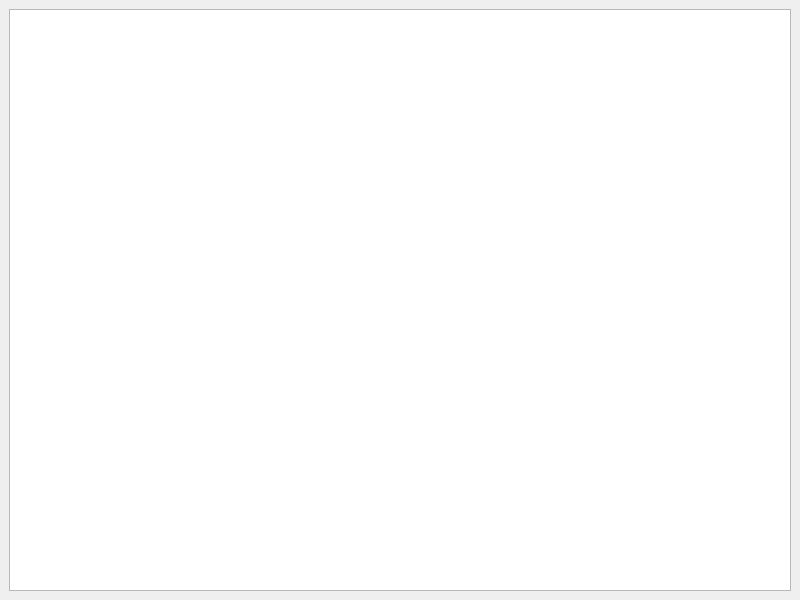
Old version of the form mainwindow.ui in the repository AndreiDuvakin/SnakeQt.
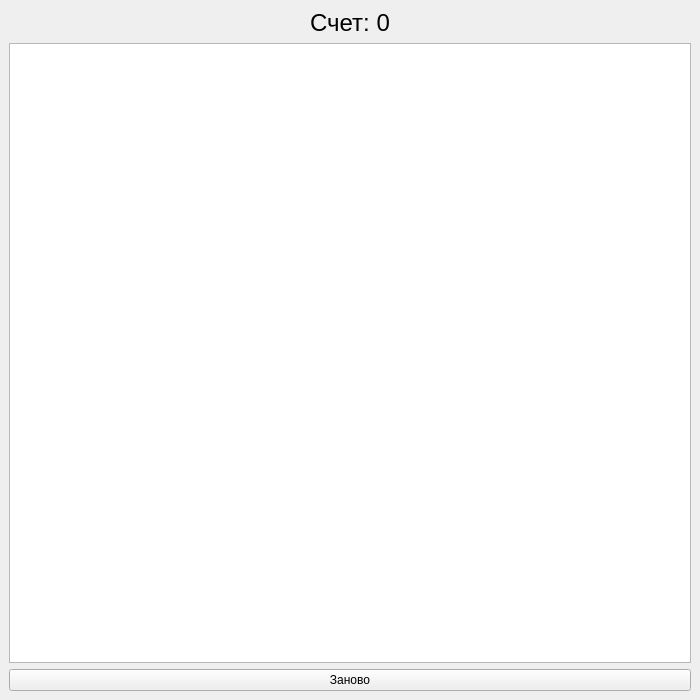
New version of the form.

Diff of the .ui file:
```diff
--- a/mainwindow.ui
+++ b/mainwindow.ui
@@ -6,8 +6,8 @@
    <rect>
     <x>0</x>
     <y>0</y>
-    <width>800</width>
-    <height>600</height>
+    <width>700</width>
+    <height>700</height>
    </rect>
   </property>
   <property name="minimumSize">
@@ -31,6 +31,28 @@
       </property>
      </widget>
     </item>
+    <item row="0" column="0">
+     <widget class="QLabel" name="label">
+      <property name="font">
+       <font>
+        <pointsize>18</pointsize>
+       </font>
+      </property>
+      <property name="text">
+       <string>Счет: 0</string>
+      </property>
+      <property name="alignment">
+       <set>Qt::AlignCenter</set>
+      </property>
+     </widget>
+    </item>
+    <item row="2" column="0">
+     <widget class="QPushButton" name="pushButton">
+      <property name="text">
+       <string>Заново</string>
+      </property>
+     </widget>
+    </item>
    </layout>
   </widget>
  </widget>
```
